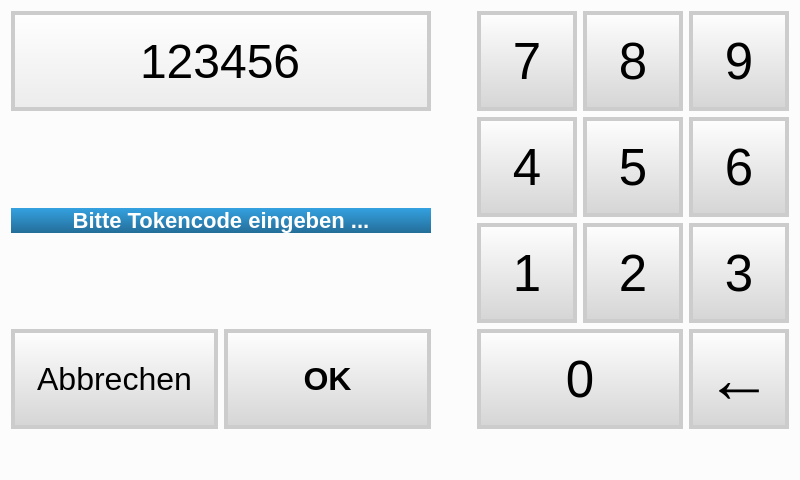
Above: code.ui from fsiwi-hka/coffeesale before the change. Below: the same form after it.
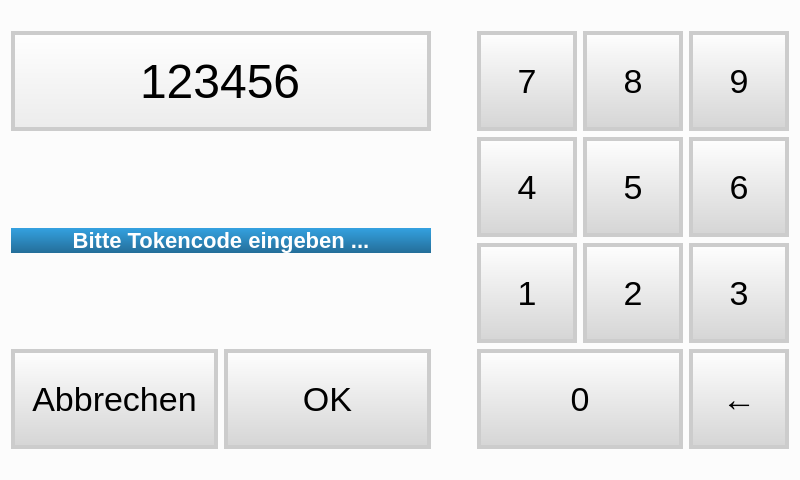
That is the form after the change. Icons and pictures are not drawn.

Commit message: Improves font sizes in main.ui and code.ui

Patch:
```diff
--- a/code.ui
+++ b/code.ui
@@ -53,6 +53,7 @@
 	border-radius: 0.5em;
 	background-color: qlineargradient(spread:pad, x1:0, y1:0, x2:0, y2:1, stop:0 rgba(255, 255, 255, 255), stop:1 rgba(212, 212, 212, 255));
 	padding: 0.3em;
+	font-size: 34px;
 }
 
 QPushButton:on, QToolButton:on {
@@ -74,7 +75,7 @@
    <bool>true</bool>
   </property>
   <layout class="QGridLayout" name="gridLayout_2">
-   <item row="0" column="0">
+   <item row="1" column="0">
     <layout class="QHBoxLayout" name="horizontalLayout">
      <item>
       <layout class="QVBoxLayout" name="verticalLayout">
@@ -195,7 +196,7 @@
            </property>
            <property name="font">
             <font>
-             <pointsize>24</pointsize>
+             <pointsize>-1</pointsize>
             </font>
            </property>
            <property name="text">
@@ -213,9 +214,7 @@
            </property>
            <property name="font">
             <font>
-             <pointsize>24</pointsize>
-             <weight>75</weight>
-             <bold>true</bold>
+             <pointsize>-1</pointsize>
             </font>
            </property>
            <property name="text">
@@ -252,7 +251,7 @@
          </property>
          <property name="font">
           <font>
-           <pointsize>38</pointsize>
+           <pointsize>-1</pointsize>
           </font>
          </property>
          <property name="text">
@@ -270,7 +269,7 @@
          </property>
          <property name="font">
           <font>
-           <pointsize>38</pointsize>
+           <pointsize>-1</pointsize>
           </font>
          </property>
          <property name="text">
@@ -288,7 +287,7 @@
          </property>
          <property name="font">
           <font>
-           <pointsize>38</pointsize>
+           <pointsize>-1</pointsize>
           </font>
          </property>
          <property name="text">
@@ -306,7 +305,7 @@
          </property>
          <property name="font">
           <font>
-           <pointsize>38</pointsize>
+           <pointsize>-1</pointsize>
           </font>
          </property>
          <property name="text">
@@ -324,7 +323,7 @@
          </property>
          <property name="font">
           <font>
-           <pointsize>38</pointsize>
+           <pointsize>-1</pointsize>
           </font>
          </property>
          <property name="text">
@@ -342,7 +341,7 @@
          </property>
          <property name="font">
           <font>
-           <pointsize>38</pointsize>
+           <pointsize>-1</pointsize>
           </font>
          </property>
          <property name="text">
@@ -360,7 +359,7 @@
          </property>
          <property name="font">
           <font>
-           <pointsize>38</pointsize>
+           <pointsize>-1</pointsize>
           </font>
          </property>
          <property name="text">
@@ -378,7 +377,7 @@
          </property>
          <property name="font">
           <font>
-           <pointsize>38</pointsize>
+           <pointsize>-1</pointsize>
           </font>
          </property>
          <property name="text">
@@ -396,7 +395,7 @@
          </property>
          <property name="font">
           <font>
-           <pointsize>38</pointsize>
+           <pointsize>-1</pointsize>
           </font>
          </property>
          <property name="text">
@@ -414,7 +413,7 @@
          </property>
          <property name="font">
           <font>
-           <pointsize>38</pointsize>
+           <pointsize>-1</pointsize>
           </font>
          </property>
          <property name="text">
@@ -432,11 +431,7 @@
          </property>
          <property name="font">
           <font>
-           <pointsize>50</pointsize>
-           <weight>50</weight>
-           <italic>false</italic>
-           <bold>false</bold>
-           <underline>false</underline>
+           <pointsize>-1</pointsize>
           </font>
          </property>
          <property name="text">
@@ -448,7 +443,7 @@
      </item>
     </layout>
    </item>
-   <item row="1" column="0">
+   <item row="2" column="0">
     <spacer name="verticalSpacer_5">
      <property name="orientation">
       <enum>Qt::Vertical</enum>
@@ -461,6 +456,19 @@
      </property>
     </spacer>
    </item>
+   <item row="0" column="0">
+    <spacer name="verticalSpacer">
+     <property name="orientation">
+      <enum>Qt::Vertical</enum>
+     </property>
+     <property name="sizeHint" stdset="0">
+      <size>
+       <width>20</width>
+       <height>40</height>
+      </size>
+     </property>
+    </spacer>
+   </item>
   </layout>
  </widget>
  <resources/>
```
The commit also changes 1 other file.
